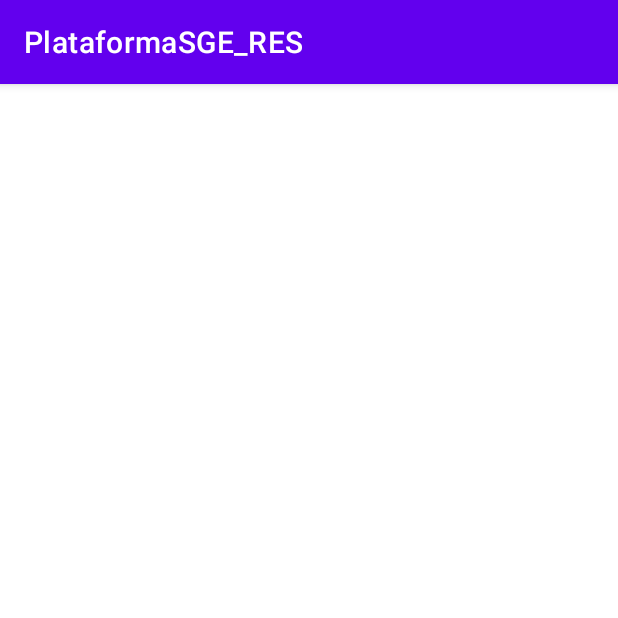
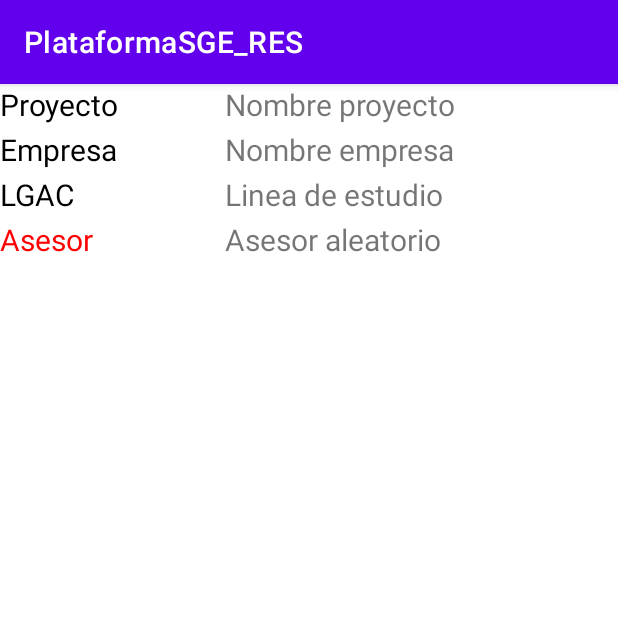
Before and after one commit to Gabrielruiz1712/PlataformaSGE_RES, an Android app: the SeleccionProyecto screen opened directly, with no data from a screen before it, on a phone screen of 412 x 824 dp, the top half of it. Run offline under Robolectric (Android 15) with nearby library versions, the phone set to English and light mode, and no system bars; 7 statements that could not run were skipped.

Commit message:
Se agregó la funcionalidad de seleccionar proyecto

```diff
--- a/app/src/main/java/mx/edu/itm/link/plataformasge_res/SeleccionProyecto.kt
+++ b/app/src/main/java/mx/edu/itm/link/plataformasge_res/SeleccionProyecto.kt
@@ -2,8 +2,11 @@ package mx.edu.itm.link.plataformasge_res
 
 import android.os.Bundle
 import androidx.appcompat.app.AppCompatActivity
+import com.google.gson.Gson
 import mx.edu.itm.link.plataformasge_res.databinding.ActivityDetalleProyectoBinding
 import mx.edu.itm.link.plataformasge_res.databinding.ActivitySeleccionProyectoBinding
+import mx.edu.itm.link.plataformasge_res.models.DataBase
+import mx.edu.itm.link.plataformasge_res.models.Profesore
 import mx.edu.itm.link.plataformasge_res.models.Proyecto
 import java.util.logging.Logger
 
@@ -14,10 +17,29 @@ class SeleccionProyecto : AppCompatActivity() {
         binding = ActivitySeleccionProyectoBinding.inflate(layoutInflater)
         setContentView(binding.root)
 
+        //Base de datos
+        val bdString = resources.getString(R.string.baseDatos)
+        val bd = Gson().fromJson(bdString, DataBase::class.java) as DataBase
+
         val alumno = intent.getSerializableExtra("ALUMNO")
         val proyecto = intent.getSerializableExtra("PROYECTO") as Proyecto
 
-        println("$alumno/n")
-        println("$proyecto/n")
+        binding.nombreProyectoSeleccion.text = proyecto.nombreProyecto
+        binding.nombreEmpresaSeleccion.text = proyecto.nombreEmpresa
+        binding.lgacSeleccion.text = proyecto.lgac
+
+        //TODO: esto se va a hacer con un join cuando sea BD
+        val profesoresDeLinea = ArrayList<Profesore>()
+        for (p in bd.profesores) {
+            if (p.linea == proyecto.lgac) {
+                profesoresDeLinea.add(p)
+            }
+        }
+        //Se asigna profesor random
+
+        val profesorSeleccionado = profesoresDeLinea.random()
+        binding.asesorSeleccion.text =
+            "${profesorSeleccionado.nombre}\n${profesorSeleccionado.titulo}"
+
     }
 }
--- a/app/src/main/java/mx/edu/itm/link/plataformasge_res/models/Profesore.kt
+++ b/app/src/main/java/mx/edu/itm/link/plataformasge_res/models/Profesore.kt
@@ -7,8 +7,8 @@ import java.io.Serializable
 data class Profesore(
     @SerializedName("id")
     val id: Int,
-    @SerializedName("idLinea")
-    val idLinea: Int,
+    @SerializedName("linea")
+    val linea: String,
     @SerializedName("nombre")
     val nombre: String,
     @SerializedName("titulo")
--- a/app/src/main/res/layout/activity_seleccion_proyecto.xml
+++ b/app/src/main/res/layout/activity_seleccion_proyecto.xml
@@ -1,9 +1,87 @@
 <?xml version="1.0" encoding="utf-8"?>
-<androidx.constraintlayout.widget.ConstraintLayout xmlns:android="http://schemas.android.com/apk/res/android"
-    xmlns:app="http://schemas.android.com/apk/res-auto"
+<LinearLayout xmlns:android="http://schemas.android.com/apk/res/android"
     xmlns:tools="http://schemas.android.com/tools"
     android:layout_width="match_parent"
     android:layout_height="match_parent"
+    android:orientation="vertical"
     tools:context=".SeleccionProyecto">
 
-</androidx.constraintlayout.widget.ConstraintLayout>
+    <LinearLayout
+        android:layout_width="match_parent"
+        android:layout_height="wrap_content"
+        android:orientation="horizontal">
+
+        <TextView
+            android:layout_width="150dp"
+            android:layout_height="30dp"
+            android:text="Proyecto"
+            android:textColor="@color/black"
+            android:textSize="20sp" />
+
+        <TextView
+            android:id="@+id/nombreProyectoSeleccion"
+            android:layout_width="200dp"
+            android:layout_height="wrap_content"
+            android:text="Nombre proyecto"
+            android:textSize="20sp" />
+    </LinearLayout>
+
+    <LinearLayout
+        android:layout_width="match_parent"
+        android:layout_height="wrap_content"
+        android:orientation="horizontal">
+
+        <TextView
+            android:layout_width="150dp"
+            android:layout_height="30dp"
+            android:text="Empresa"
+            android:textColor="@color/black"
+            android:textSize="20sp" />
+
+        <TextView
+            android:id="@+id/nombreEmpresaSeleccion"
+            android:layout_width="200dp"
+            android:layout_height="wrap_content"
+            android:text="Nombre empresa"
+            android:textSize="20sp" />
+    </LinearLayout>
+
+    <LinearLayout
+        android:layout_width="match_parent"
+        android:layout_height="wrap_content">
+
+        <TextView
+            android:layout_width="150dp"
+            android:layout_height="30dp"
+            android:text="LGAC"
+            android:textColor="@color/black"
+            android:textSize="20sp" />
+
+        <TextView
+            android:id="@+id/lgacSeleccion"
+            android:layout_width="200dp"
+            android:layout_height="wrap_content"
+            android:text="Linea de estudio"
+            android:textSize="20sp" />
+    </LinearLayout>
+
+    <LinearLayout
+        android:layout_width="match_parent"
+        android:layout_height="wrap_content">
+
+        <TextView
+            android:layout_width="150dp"
+            android:layout_height="50dp"
+            android:text="Asesor"
+            android:textColor="#FF0000"
+            android:textSize="20sp" />
+
+        <TextView
+            android:id="@+id/asesorSeleccion"
+            android:layout_width="200dp"
+            android:layout_height="wrap_content"
+            android:text="Asesor aleatorio"
+            android:textSize="20sp" />
+    </LinearLayout>
+
+</LinearLayout>
--- a/app/src/main/res/values/strings.xml
+++ b/app/src/main/res/values/strings.xml
@@ -6,7 +6,7 @@
         "proyectos": [
           {
             "id": 1,
-              "nombreProyecto": "'Reclutar alienigenas'",
+            "nombreProyecto": "'Reclutar ovnis'",
             "nombreEmpresa": "'Area 51'",
             "descripcion": "'Reclutar cientificos del planeta X12.0 para aplicaciones de intervuelo'",
             "lgac": "'ciencias del universo'"
@@ -14,7 +14,7 @@
           {
             "id": 2,
             "nombreProyecto": "'Energia desconocida procedente del Ether'",
-              "nombreEmpresa": "'Energy Mars y quantum computing'",
+            "nombreEmpresa": "'Energy Mars and quantum computing'",
             "descripcion": "'Liderar una flotilla de ingenieros de energia con el fin de obtener informacion sobre esa fuente desconocida'",
             "lgac": "'Energías alternativas del espacio'"
           },
@@ -29,26 +29,26 @@
         "profesores": [
           {
             "id": 1,
-              "idLinea": 1,
+            "linea": "'ciencias del universo'",
             "nombre": "'Carol Aidee'",
             "titulo": "'Ing. ciencias del universo'"
           },
           {
             "id": 2,
             "nombre": "'Alejandro Amaro'",
-              "idLinea": 2,
+            "linea": "'Energías alternativas del espacio'",
             "titulo": "'Ing. de energia obscura'"
           },
           {
             "id": 3,
             "nombre": "'Raymundo'",
-              "idLinea": 3,
+            "linea": "'Redaccion y filosofía profunda'",
             "titulo": "'Lic. Redaccion y filosofía profunda'"
           },
           {
             "id": 4,
             "nombre": "'Abel Pintor'",
-              "idLinea": 2,
+            "linea": "'Energías alternativas del espacio'",
             "titulo": "'Ing. de energia obscura'"
           }
         ],
```
Lines whose indentation alone changed are shown as unchanged.
